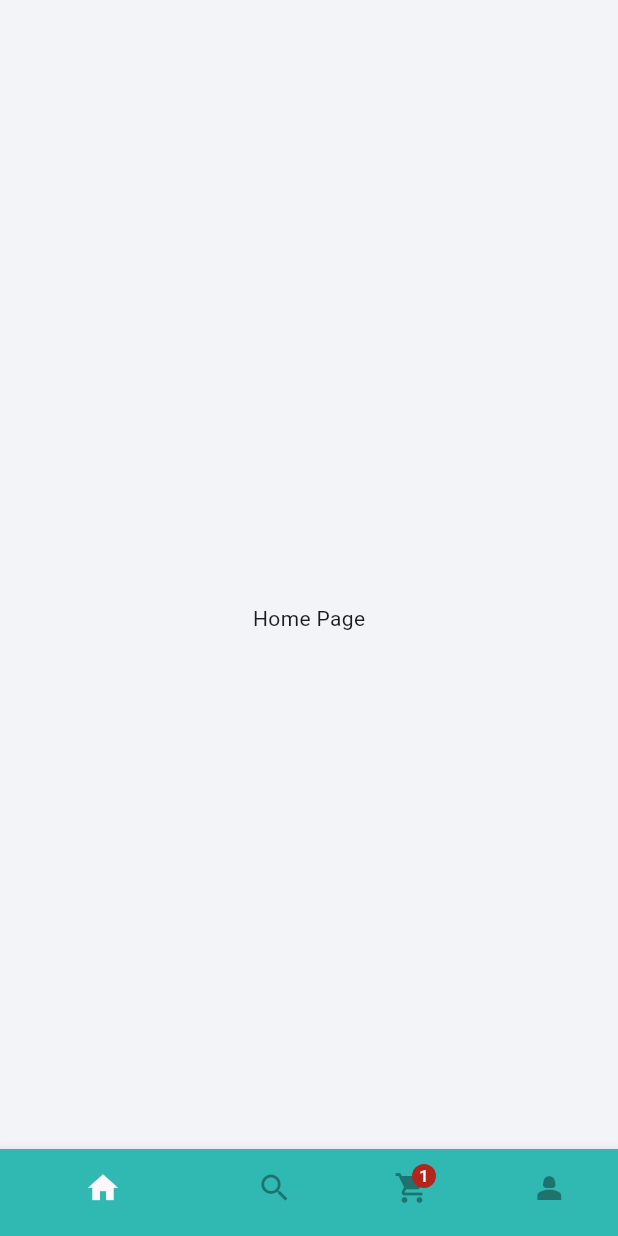
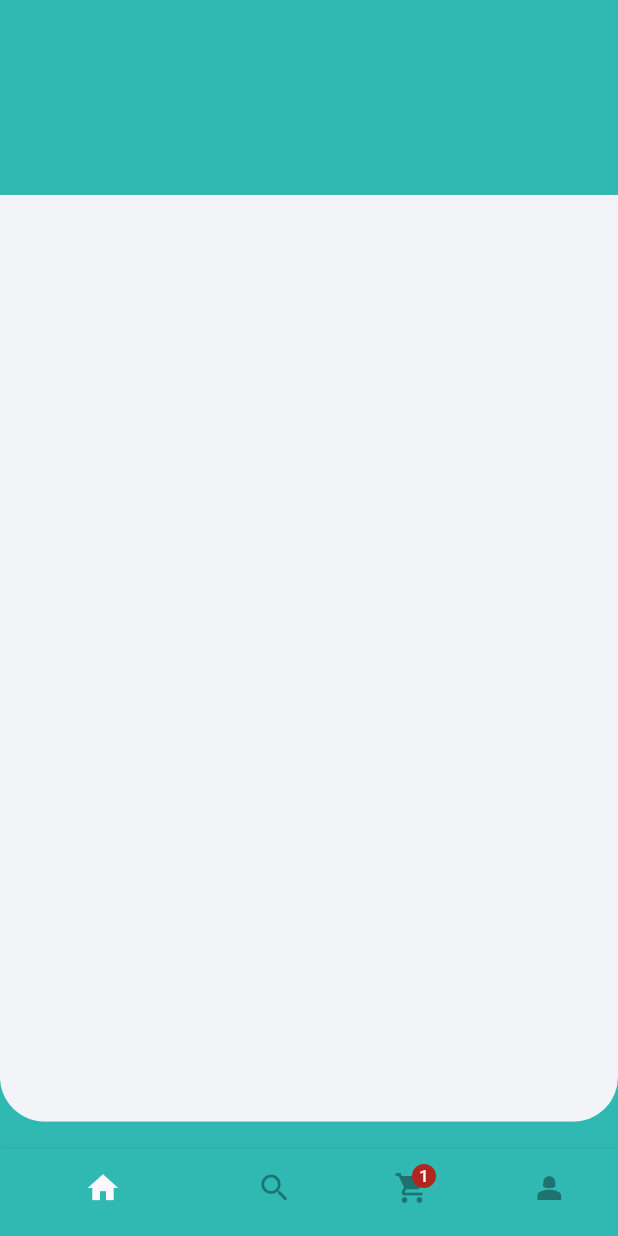
Before and after one commit to minh261002/Delivery-App, a Flutter app: the screen it shows after launch, on a phone screen of 412 x 824 dp. Run offline on Flutter 3.47's test engine with Material 3 defaults, Android fonts, the phone set to English and light mode, and no system bars; our stand-ins replace flutter_screenutil, get.

Commit message:
Custom container

```diff
--- /dev/null
+++ b/lib/common/custom_container.dart
@@ -0,0 +1,32 @@
+// ignore_for_file: must_be_immutable
+
+import 'package:delivery_app/constants/constants.dart';
+import 'package:flutter/material.dart';
+import 'package:flutter_screenutil/flutter_screenutil.dart';
+
+class CustomContainer extends StatelessWidget {
+  CustomContainer({super.key, required this.containerContent});
+
+  Widget containerContent;
+
+  @override
+  Widget build(BuildContext context) {
+    return SizedBox(
+      height: MediaQuery.of(context).size.height * 0.75,
+      width: width,
+      child: ClipRRect(
+        borderRadius: BorderRadius.only(
+          bottomLeft: Radius.circular(30.r),
+          bottomRight: Radius.circular(30.r),
+        ),
+        child: Container(
+          width: width,
+          color: kOffWhite,
+          child: SingleChildScrollView(
+            child: containerContent,
+          ),
+        ),
+      ),
+    );
+  }
+}
--- a/lib/views/home/home_page.dart
+++ b/lib/views/home/home_page.dart
@@ -1,14 +1,22 @@
+import 'package:delivery_app/common/custom_container.dart';
+import 'package:delivery_app/constants/constants.dart';
 import 'package:flutter/material.dart';
+import 'package:flutter_screenutil/flutter_screenutil.dart';
 
 class HomePage extends StatelessWidget {
   const HomePage({super.key});
 
   @override
   Widget build(BuildContext context) {
-    return const Scaffold(
-      body: Center(
-        child: Text('Home Page'),
+    return Scaffold(
+      backgroundColor: kPrimary,
+      appBar: PreferredSize(
+        preferredSize: Size.fromHeight(130.h),
+        child: Container(
+          height: 130,
+        ),
       ),
+      body: SafeArea(child: CustomContainer(containerContent: Container())),
     );
   }
 }
--- a/pubspec.yaml
+++ b/pubspec.yaml
@@ -39,8 +39,8 @@ dependencies:
   webview_flutter_wkwebview: ^3.9.4
   device_preview: ^1.1.0
   otp_text_field: ^1.1.3
-  firebase_auth: ^4.15.2
-  firebase_core: ^2.24.2
+  firebase_auth: ^5.3.3
+  firebase_core: ^3.8.0
   country_picker: ^2.0.23
 
 dev_dependencies:
```
Also changed, not shown: pubspec.lock, 78 other files.
